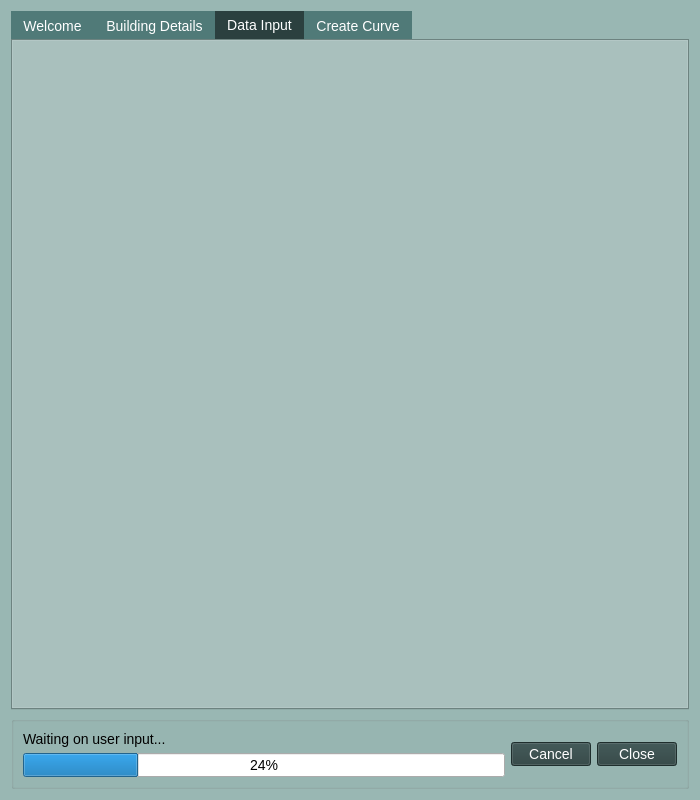
Qt form cancurve/cc_dialog.ui (NRCan/CanCurve) before a commit.
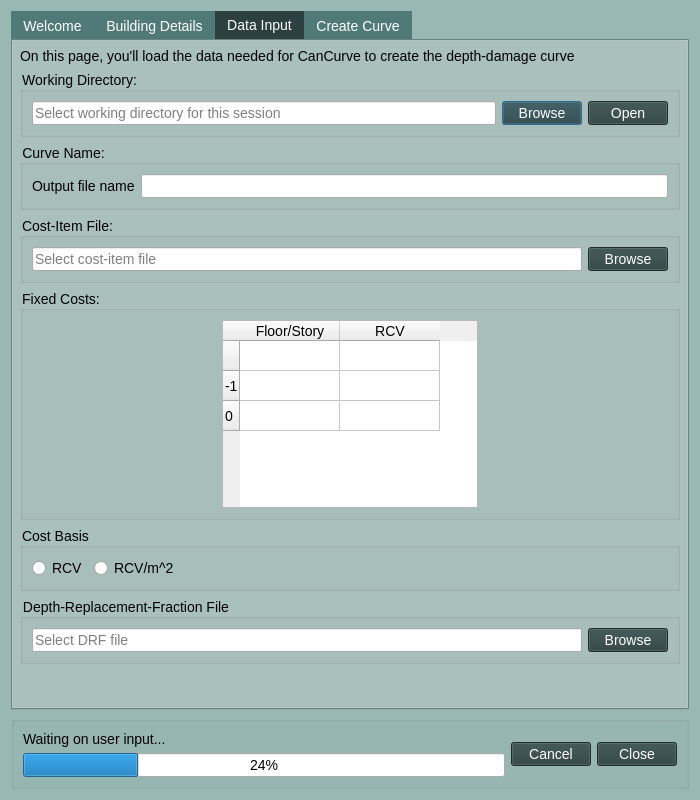
The same form after that commit. The open tabs and pages were chosen to show the change. Icons and pictures are not drawn.

The edit to the form file:
```diff
--- a/cancurve/cc_dialog.ui
+++ b/cancurve/cc_dialog.ui
@@ -383,6 +383,228 @@
       <attribute name="title">
        <string>Data Input</string>
       </attribute>
+      <layout class="QVBoxLayout" name="verticalLayout_12">
+       <item>
+        <widget class="QLabel" name="label_6">
+         <property name="text">
+          <string>On this page, you'll load the data needed for CanCurve to create the depth-damage curve</string>
+         </property>
+        </widget>
+       </item>
+       <item>
+        <widget class="QGroupBox" name="groupBox_01wd">
+         <property name="sizePolicy">
+          <sizepolicy hsizetype="Expanding" vsizetype="Fixed">
+           <horstretch>0</horstretch>
+           <verstretch>0</verstretch>
+          </sizepolicy>
+         </property>
+         <property name="title">
+          <string>Working Directory:</string>
+         </property>
+         <layout class="QHBoxLayout" name="horizontalLayout_16">
+          <item>
+           <widget class="QLineEdit" name="lineEdit_wdir">
+            <property name="statusTip">
+             <string extracomment="This is where the program will save the Depth Damage Curve, temporary files and log files "/>
+            </property>
+            <property name="text">
+             <string/>
+            </property>
+            <property name="placeholderText">
+             <string>Select working directory for this session</string>
+            </property>
+           </widget>
+          </item>
+          <item>
+           <widget class="QPushButton" name="pushButton_wd">
+            <property name="text">
+             <string>Browse</string>
+            </property>
+           </widget>
+          </item>
+          <item>
+           <widget class="QPushButton" name="pushButton_wd_open">
+            <property name="text">
+             <string>Open</string>
+            </property>
+           </widget>
+          </item>
+         </layout>
+        </widget>
+       </item>
+       <item>
+        <widget class="QGroupBox" name="groupBox_12">
+         <property name="title">
+          <string>Curve Name:</string>
+         </property>
+         <layout class="QVBoxLayout" name="verticalLayout_13">
+          <item>
+           <layout class="QFormLayout" name="formLayout_5">
+            <item row="0" column="0">
+             <widget class="QLabel" name="outputFileNameLabel">
+              <property name="text">
+               <string>Output file name</string>
+              </property>
+             </widget>
+            </item>
+            <item row="0" column="1">
+             <widget class="QLineEdit" name="outputFileNameLineEdit"/>
+            </item>
+           </layout>
+          </item>
+         </layout>
+        </widget>
+       </item>
+       <item>
+        <widget class="QGroupBox" name="groupBox_13">
+         <property name="title">
+          <string>Cost-Item File:</string>
+         </property>
+         <layout class="QHBoxLayout" name="horizontalLayout_9">
+          <item>
+           <widget class="QLineEdit" name="lineEdit_wdir_2">
+            <property name="text">
+             <string/>
+            </property>
+            <property name="placeholderText">
+             <string>Select cost-item file</string>
+            </property>
+           </widget>
+          </item>
+          <item>
+           <widget class="QPushButton" name="pushButton_wd_2">
+            <property name="text">
+             <string>Browse</string>
+            </property>
+           </widget>
+          </item>
+         </layout>
+        </widget>
+       </item>
+       <item>
+        <widget class="QGroupBox" name="groupBox_14">
+         <property name="title">
+          <string>Fixed Costs:</string>
+         </property>
+         <layout class="QVBoxLayout" name="verticalLayout_14">
+          <item alignment="Qt::AlignHCenter">
+           <widget class="QTableWidget" name="tableWidget">
+            <attribute name="horizontalHeaderMinimumSectionSize">
+             <number>100</number>
+            </attribute>
+            <attribute name="horizontalHeaderDefaultSectionSize">
+             <number>100</number>
+            </attribute>
+            <row>
+             <property name="text">
+              <string/>
+             </property>
+            </row>
+            <row>
+             <property name="text">
+              <string>-1</string>
+             </property>
+            </row>
+            <row>
+             <property name="text">
+              <string>0</string>
+             </property>
+            </row>
+            <column>
+             <property name="text">
+              <string>Floor/Story</string>
+             </property>
+            </column>
+            <column>
+             <property name="text">
+              <string>RCV</string>
+             </property>
+            </column>
+           </widget>
+          </item>
+         </layout>
+        </widget>
+       </item>
+       <item>
+        <widget class="QGroupBox" name="groupBox_15">
+         <property name="title">
+          <string>Cost Basis</string>
+         </property>
+         <layout class="QHBoxLayout" name="horizontalLayout_10">
+          <item>
+           <widget class="QRadioButton" name="radioButton_6">
+            <property name="text">
+             <string>RCV</string>
+            </property>
+           </widget>
+          </item>
+          <item>
+           <widget class="QRadioButton" name="radioButton_5">
+            <property name="text">
+             <string>RCV/m^2</string>
+            </property>
+           </widget>
+          </item>
+          <item>
+           <spacer name="horizontalSpacer">
+            <property name="orientation">
+             <enum>Qt::Horizontal</enum>
+            </property>
+            <property name="sizeHint" stdset="0">
+             <size>
+              <width>40</width>
+              <height>20</height>
+             </size>
+            </property>
+           </spacer>
+          </item>
+         </layout>
+        </widget>
+       </item>
+       <item>
+        <widget class="QGroupBox" name="groupBox_16">
+         <property name="title">
+          <string>Depth-Replacement-Fraction File</string>
+         </property>
+         <layout class="QHBoxLayout" name="horizontalLayout_11">
+          <item>
+           <widget class="QLineEdit" name="lineEdit_wdir_3">
+            <property name="toolTip">
+             <string extracomment="A file does come with the program, but it may not contain all the line-items found in your cost file. If you have your own file, you can load it here, alternatively, the program will default to the internal database and prompt you to add records as needed"/>
+            </property>
+            <property name="text">
+             <string/>
+            </property>
+            <property name="placeholderText">
+             <string>Select DRF file</string>
+            </property>
+           </widget>
+          </item>
+          <item>
+           <widget class="QPushButton" name="pushButton_wd_3">
+            <property name="text">
+             <string>Browse</string>
+            </property>
+           </widget>
+          </item>
+         </layout>
+        </widget>
+       </item>
+       <item>
+        <spacer name="verticalSpacer_3">
+         <property name="orientation">
+          <enum>Qt::Vertical</enum>
+         </property>
+         <property name="sizeHint" stdset="0">
+          <size>
+           <width>20</width>
+           <height>40</height>
+          </size>
+         </property>
+        </spacer>
+       </item>
+      </layout>
      </widget>
      <widget class="QWidget" name="tab_4">
       <property name="font">
```
Left out of the diff: 10 changed lines with no effect on the pictures.
